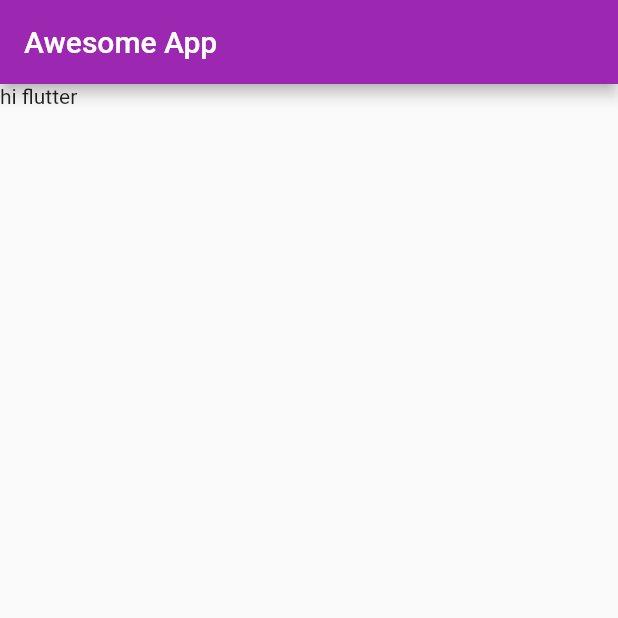
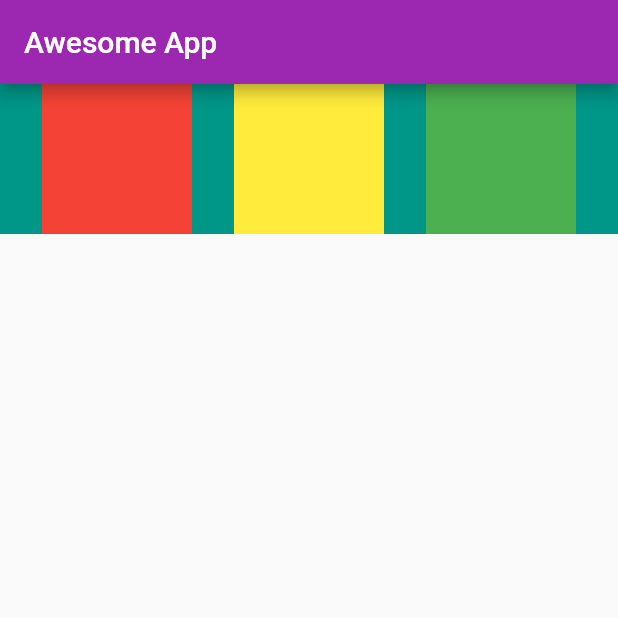
Before and after one commit to Adnanahmed76/login_widgets, a Flutter app: the screen it shows after launch, on a phone screen of 412 x 824 dp, the top half of it. Run offline on Flutter 3.47's test engine with Material 2 defaults, Android fonts, the phone set to English and light mode, and no system bars.

Commit message:
chap2 completed

```diff
--- a/analysis_options.yaml
+++ b/analysis_options.yaml
@@ -7,7 +7,7 @@
 
 # The following line activates a set of recommended lints for Flutter apps,
 # packages, and plugins designed to encourage good coding practices.
-include: package:flutter_lints/flutter.yaml
+#include: package:flutter_lints/flutter.yaml
 
 linter:
   # The lint rules applied to this project can be customized in the
--- a/lib/main.dart
+++ b/lib/main.dart
@@ -13,10 +13,38 @@ class Homepage extends StatelessWidget {
   @override
   Widget build(BuildContext context) {
     return Scaffold(
-      appBar: AppBar(title: Text("Awesome App")),
-      body: Container(
-        child: Text("hi flutter"),
-      ),
-    );
+        appBar: AppBar(title: Text("Awesome App")),
+        body: Container(
+          height: 100,
+          color: Colors.teal,
+          child: Row(
+            mainAxisAlignment: MainAxisAlignment.spaceEvenly,
+            crossAxisAlignment: CrossAxisAlignment.center,
+            mainAxisSize: MainAxisSize.max,
+            children: <Widget>[
+              Container(
+                padding: const EdgeInsets.all(8),
+                width: 100,
+                height: 100,
+                color: Colors.red,
+                alignment: Alignment.center,
+              ),
+              Container(
+                padding: const EdgeInsets.all(8),
+                width: 100,
+                height: 100,
+                color: Colors.yellow,
+                alignment: Alignment.center,
+              ),
+              Container(
+                padding: const EdgeInsets.all(8),
+                width: 100,
+                height: 100,
+                color: Colors.green,
+                alignment: Alignment.center,
+              ),
+            ],
+          ),
+        ));
   }
 }
```
